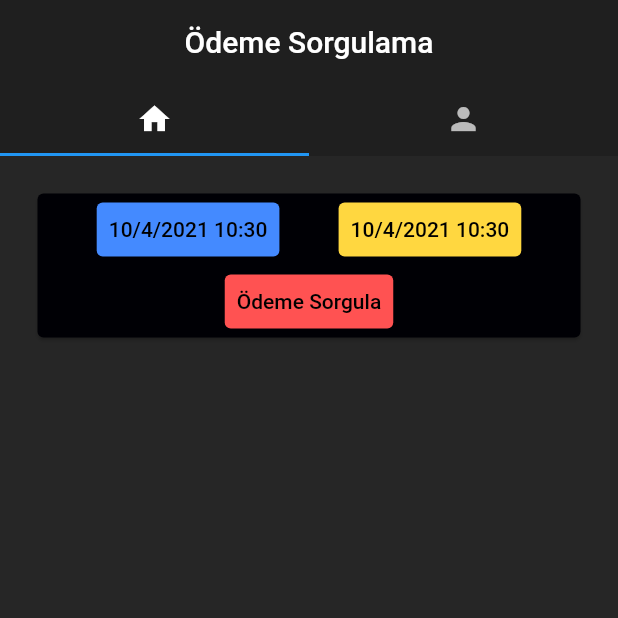
After one commit to ahmttcn/mokaPaymentCheck, a Flutter app: the MainScreen screen opened directly, after a tap on "Ödeme Sorgula", on a phone screen of 412 x 824 dp, the top half of it. The commit adds this screen. Run offline on Flutter 3.47's test engine with Material 2 defaults, Android fonts, the phone set to English and light mode, and no system bars; our stand-ins replace flutter_datetime_picker, hexcolor, shared_preferences, splashscreen; missing offline and left inert: barcode_scan; accounts and stored records are empty.

Commit message:
Database configurations done, moka pos query is not working

```diff
--- a/lib/Models/Firm.dart
+++ b/lib/Models/Firm.dart
@@ -1,14 +1,17 @@
 class Firm {
   String username;
   String password;
+  String serialId;
 
   Firm({
     this.username,
     this.password,
+    this.serialId,
   });
 
   Firm.fromJson(Map json) {
     this.password = json['dbPassword'];
     this.username = json['dbUsername'];
+    this.serialId = json['serialId'];
   }
 }
--- /dev/null
+++ b/lib/Models/MokaFirmInfo.dart
@@ -0,0 +1,13 @@
+class MokaFirmInfo {
+  String dealerCode;
+  String username;
+  String password;
+
+  MokaFirmInfo({this.username, this.password, this.dealerCode});
+
+  MokaFirmInfo.fromJson(Map json) {
+    this.password = json['apiPassword'];
+    this.username = json['apiUsername'];
+    this.dealerCode = json['dealerCode'];
+  }
+}
--- /dev/null
+++ b/lib/Models/PaymentDealerAuthentication.dart
@@ -0,0 +1,29 @@
+class PaymentDealerAuthentication {
+  String dealerCode;
+  String username;
+  String password;
+  String checkKey;
+
+  PaymentDealerAuthentication({
+    this.dealerCode,
+    this.username,
+    this.password,
+    this.checkKey,
+  });
+
+  PaymentDealerAuthentication.fromJson(Map json) {
+    this.dealerCode = json['DealerCode'];
+    this.password = json['Username'];
+    this.username = json['Password'];
+    this.checkKey = json['CheckKey'];
+  }
+
+  Map toMap(PaymentDealerAuthentication paymentDealerAuthentication) {
+    Map map = new Map();
+    map['DealerCode'] = paymentDealerAuthentication.dealerCode;
+    map['Username'] = paymentDealerAuthentication.username;
+    map['Password'] = paymentDealerAuthentication.password;
+    map['CheckKey'] = paymentDealerAuthentication.checkKey;
+    return map;
+  }
+}
--- /dev/null
+++ b/lib/Models/PaymentDealerRequest.dart
@@ -0,0 +1,29 @@
+class PaymentDealerRequest {
+  String paymentStartDate;
+  String paymentEndDate;
+  int paymentStatus;
+  int trxStatus;
+
+  PaymentDealerRequest({
+    this.paymentStartDate,
+    this.paymentEndDate,
+    this.paymentStatus,
+    this.trxStatus,
+  });
+
+  PaymentDealerRequest.fromMap(Map json) {
+    this.paymentStartDate = json['PaymentStartDate'];
+    this.paymentEndDate = json['PaymentEndDate'];
+    this.paymentStatus = json['PaymentStatus'];
+    this.trxStatus = json['TrxStatus'];
+  }
+
+  Map toMap(PaymentDealerRequest paymentDealerRequest) {
+    Map map = new Map();
+    map['PaymentStartDate'] = paymentDealerRequest.paymentStartDate;
+    map['PaymentEndDate'] = paymentDealerRequest.paymentEndDate;
+    map['PaymentStatus'] = paymentDealerRequest.paymentStatus;
+    map['TrxStatus'] = paymentDealerRequest.trxStatus;
+    return map;
+  }
+}
--- a/lib/Models/User.dart
+++ b/lib/Models/User.dart
@@ -5,7 +5,12 @@ class User {
   String username;
   String password;
   String email;
-  String authority;
+  String posIzin;
+  String smsIzin;
+  String city;
+  String state;
+  String address;
+  String phoneNumber;
 
   User(
       {this.empId,
@@ -14,7 +19,12 @@ class User {
       this.username,
       this.password,
       this.email,
-      this.authority});
+      this.posIzin,
+      this.smsIzin,
+      this.city,
+      this.state,
+      this.address,
+      this.phoneNumber});
 
   User.fromJson(Map json) {
     this.empId = json['empId'];
@@ -23,6 +33,11 @@ class User {
     this.password = json['password'];
     this.username = json['username'];
     this.email = json['email'];
-    this.authority = json['authority'];
+    this.posIzin = json['posIzin'];
+    this.smsIzin = json['smsIzin'];
+    this.city = json['city'];
+    this.state = json['state'];
+    this.address = json['address'];
+    this.phoneNumber = json['phoneNumber'];
   }
 }
--- a/lib/Screens/LoginScreen.dart
+++ b/lib/Screens/LoginScreen.dart
@@ -1,5 +1,4 @@
 import 'dart:convert';
-
 import 'package:flutter/cupertino.dart';
 import 'package:flutter/material.dart';
 import 'package:hexcolor/hexcolor.dart';
@@ -9,6 +8,7 @@ import 'package:payment_check/Models/User.dart';
 import 'package:payment_check/Screens/AddFirmScreen.dart';
 import 'package:payment_check/Screens/MainScreen.dart';
 import 'package:payment_check/Utils/Services.dart';
+import 'package:payment_check/Utils/Urls.dart';
 
 class LoginScreen extends StatefulWidget {
   LoginScreen({Key key}) : super(key: key);
@@ -211,7 +211,8 @@ Future<String> logIn(BuildContext context) async {
     variables['password'] = passwordController.text.trim();
     print(variables);
 
-    await Services.httpPost(variables).then((response) async {
+    await Services.httpPost(Urls.login, variables: variables)
+        .then((response) async {
       Map responseMap = json.decode(response.body);
 
       if (responseMap['error'] == false) {
--- a/lib/Screens/MainScreen.dart
+++ b/lib/Screens/MainScreen.dart
@@ -1,6 +1,9 @@
 import 'package:flutter/material.dart';
+import 'package:hexcolor/hexcolor.dart';
 import 'package:payment_check/Models/SharedPref.dart';
 import 'package:payment_check/Screens/LoginScreen.dart';
+import 'package:payment_check/Screens/Profile.dart';
+import 'package:payment_check/Screens/QueryScreen.dart';
 
 class MainScreen extends StatefulWidget {
   MainScreen({Key key}) : super(key: key);
@@ -12,27 +15,35 @@ class MainScreen extends StatefulWidget {
 class _MainScreenState extends State<MainScreen> {
   @override
   Widget build(BuildContext context) {
-    return new Scaffold(
-      appBar: new AppBar(
-        title: new Text("Welcome In SplashScreen Package"),
-        automaticallyImplyLeading: true,
-      ),
-      body: new Center(
-        child: Column(
-          verticalDirection: VerticalDirection.down,
-          crossAxisAlignment: CrossAxisAlignment.center,
+    return DefaultTabController(
+      length: 2,
+      child: Scaffold(
+          body: NestedScrollView(
+        headerSliverBuilder: (BuildContext context, bool innerBoxIsScrolled) {
+          return <Widget>[
+            new SliverAppBar(
+              title: Text('Ödeme Sorgulama'),
+              backgroundColor: HexColor("1f1f1f"),
+              centerTitle: true,
+              pinned: false,
+              floating: true,
+              automaticallyImplyLeading: false,
+              bottom: TabBar(
+                tabs: [
+                  Tab(child: Icon(Icons.home)),
+                  Tab(child: Icon(Icons.person)),
+                ],
+              ),
+            ),
+          ];
+        },
+        body: TabBarView(
           children: <Widget>[
-            SizedBox(
-              height: 200,
-            ),
-            new Text(
-              "Succeeded!",
-              style: new TextStyle(fontWeight: FontWeight.bold, fontSize: 30.0),
-            ),
-            IconButton(icon: Icon(Icons.logout), onPressed: logOut),
+            QueryScreen(),
+            Profile(),
           ],
         ),
-      ),
+      )),
     );
   }
 
--- /dev/null
+++ b/lib/Screens/QueryScreen.dart
@@ -0,0 +1,186 @@
+import 'dart:convert';
+
+import 'package:flutter/material.dart';
+import 'package:flutter_datetime_picker/flutter_datetime_picker.dart';
+import 'package:hexcolor/hexcolor.dart';
+import 'package:payment_check/Models/MokaFirmInfo.dart';
+import 'package:payment_check/Models/PaymentDealerAuthentication.dart';
+import 'package:payment_check/Models/PaymentDealerRequest.dart';
+import 'package:payment_check/Models/SharedPref.dart';
+import 'package:payment_check/Utils/Services.dart';
+import 'package:crypto/crypto.dart';
+
+class QueryScreen extends StatefulWidget {
+  QueryScreen({Key key}) : super(key: key);
+
+  @override
+  _QueryScreenState createState() => _QueryScreenState();
+}
+
+class _QueryScreenState extends State<QueryScreen> {
+  DateTime startDate, endDate;
+  String startText = DateTime.now().day.toString() +
+          "/" +
+          DateTime.now().month.toString() +
+          "/" +
+          DateTime.now().year.toString() +
+          " " +
+          DateTime.now().hour.toString() +
+          ":" +
+          DateTime.now().minute.toString(),
+      endText = DateTime.now().day.toString() +
+          "/" +
+          DateTime.now().month.toString() +
+          "/" +
+          DateTime.now().year.toString() +
+          " " +
+          DateTime.now().hour.toString() +
+          ":" +
+          DateTime.now().minute.toString();
+  @override
+  Widget build(BuildContext context) {
+    return Scaffold(
+      backgroundColor: HexColor("262626"),
+      body: Column(
+        children: <Widget>[
+          Card(
+            margin: EdgeInsets.all(25),
+            color: HexColor("000005"),
+            child: Column(
+              children: <Widget>[
+                Row(
+                  mainAxisAlignment: MainAxisAlignment.spaceEvenly,
+                  mainAxisSize: MainAxisSize.max,
+                  children: [
+                    TextButton(
+                      onPressed: () {
+                        DatePicker.showDateTimePicker(
+                          context,
+                          showTitleActions: true,
+                          onChanged: (date) {
+                            print('change $date in time zone ' +
+                                date.timeZoneOffset.inHours.toString());
+                          },
+                          onConfirm: (date) {
+                            setState(() {
+                              startText = date.day.toString() +
+                                  "/" +
+                                  date.month.toString() +
+                                  "/" +
+                                  date.year.toString() +
+                                  " " +
+                                  date.hour.toString() +
+                                  ":" +
+                                  date.minute.toString();
+                            });
+                            print('confirm $date');
+                            startDate = date;
+                          },
+                          currentTime: DateTime.now(),
+                          locale: LocaleType.tr,
+                        );
+                      },
+                      child: Text(
+                        startText,
+                        style: TextStyle(color: Colors.black),
+                      ),
+                      style: ButtonStyle(
+                        backgroundColor:
+                            MaterialStateProperty.all<Color>(Colors.blueAccent),
+                      ),
+                    ),
+                    TextButton(
+                      onPressed: () {
+                        DatePicker.showDateTimePicker(
+                          context,
+                          showTitleActions: true,
+                          onChanged: (date) {
+                            print('change $date in time zone ' +
+                                date.timeZoneOffset.inHours.toString());
+                          },
+                          onConfirm: (date) {
+                            setState(() {
+                              endText = date.day.toString() +
+                                  "/" +
+                                  date.month.toString() +
+                                  "/" +
+                                  date.year.toString() +
+                                  " " +
+                                  date.hour.toString() +
+                                  ":" +
+                                  date.minute.toString();
+                            });
+                            print('confirm $date');
+                            startDate = date;
+                          },
+                          currentTime: DateTime.now(),
+                          locale: LocaleType.tr,
+                        );
+                      },
+                      child: Text(
+                        endText,
+                        style: TextStyle(color: Colors.black),
+                      ),
+                      style: ButtonStyle(
+                        backgroundColor: MaterialStateProperty.all<Color>(
+                            Colors.amberAccent),
+                      ),
+                    ),
+                  ],
+                ),
+                TextButton(
+                  onPressed: () async {
+                    await makeQuery();
+                  },
+                  child: Text(
+                    "Ödeme Sorgula",
+                    style: TextStyle(color: Colors.black),
+                  ),
+                  style: ButtonStyle(
+                    backgroundColor:
+                        MaterialStateProperty.all<Color>(Colors.redAccent),
+                  ),
+                )
+              ],
+            ),
+          ),
+        ],
+      ),
+    );
+  }
+
+  Future<String> makeQuery() async {
+    MokaFirmInfo mokaFirmInfo = SharedPref.getMoka();
+    PaymentDealerAuthentication paymentDealerAuthentication =
+        new PaymentDealerAuthentication();
+    PaymentDealerRequest paymentDealerRequest = new PaymentDealerRequest();
+
+    paymentDealerAuthentication.dealerCode = mokaFirmInfo.dealerCode;
+    paymentDealerAuthentication.username = mokaFirmInfo.username;
+    paymentDealerAuthentication.password = mokaFirmInfo.password;
+    var bytes = utf8.encode(mokaFirmInfo.dealerCode +
+        'MK' +
+        mokaFirmInfo.username +
+        'PD' +
+        mokaFirmInfo.password);
+    paymentDealerAuthentication.checkKey = sha256.convert(bytes).toString();
+    paymentDealerRequest.paymentStartDate = '2020-03-01 09:00';
+    paymentDealerRequest.paymentEndDate = '2021-04-10 09:00';
+    paymentDealerRequest.paymentStatus = 1;
+    paymentDealerRequest.trxStatus = 1;
+    Map example = new Map();
+    example['PaymentDealerAuthentication'] =
+        PaymentDealerAuthentication().toMap(paymentDealerAuthentication);
+    example['PaymentDealerRequest'] =
+        PaymentDealerRequest().toMap(paymentDealerRequest);
+    print(example.toString());
+    await Services.httpPost(
+            'https://service.moka.com/PaymentDealer/GetPaymentList',
+            variables: example)
+        .then((response) async {
+      Map responseMap = json.decode(response.body);
+      print(responseMap.toString());
+    });
+    return "dasd";
+  }
+}
--- a/lib/Utils/Urls.dart
+++ b/lib/Utils/Urls.dart
@@ -1,4 +1,6 @@
 class Urls {
   static final String login =
       "http://192.168.1.33/webServicePHP/cavusogluPaymentService.php?apicall=login";
+  static final String addFirm =
+      "http://192.168.1.33/webServicePHP/cavusogluPaymentService.php?";
 }
--- a/pubspec.yaml
+++ b/pubspec.yaml
@@ -28,6 +28,8 @@ dependencies:
   http: ^0.12.2
   shared_preferences: ^0.5.12+2
   barcode_scan: ^3.0.1
+  flutter_datetime_picker: ^1.5.0
+  crypto: ^3.0.1
 
   # The following adds the Cupertino Icons font to your application.
   # Use with the CupertinoIcons class for iOS style icons.
```
Also changed, not shown: lib/Models/Data.dart (added, +25 -0 lines), lib/Models/MokaData.dart (added, +19 -0 lines), lib/Models/PaymentList.dart (added, +47 -0 lines), lib/Models/SharedPref.dart (+70 -5 lines), lib/Screens/AddFirmScreen.dart (+18 -1 lines), lib/Screens/Profile.dart (added, +128 -0 lines), lib/Utils/Services.dart (+2 -24 lines), pubspec.lock.
